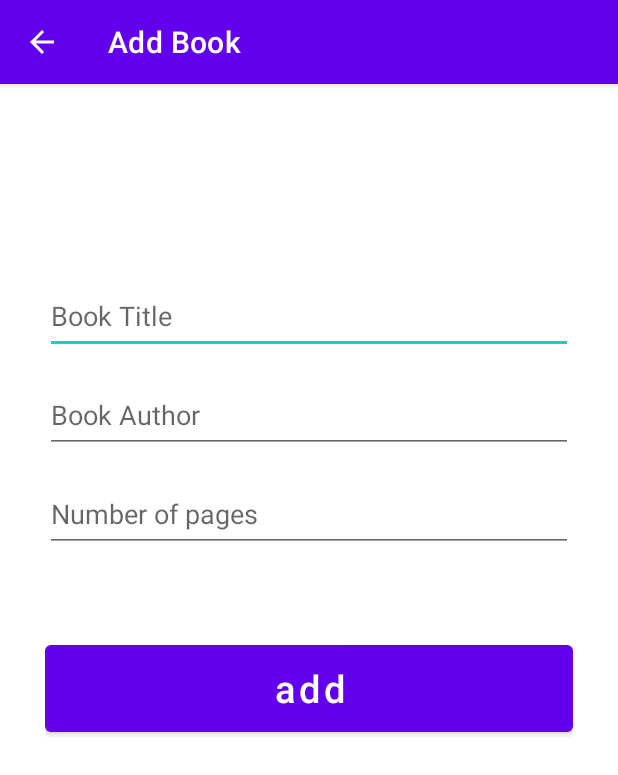
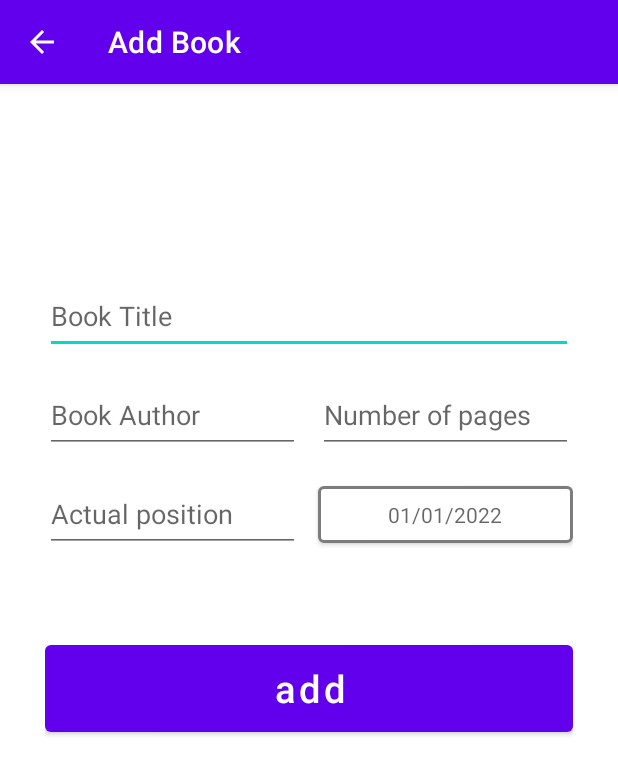
Before and after one commit to LeoLevas/FollowRead, an Android app: the screen it shows after launch (AddActivity), after a tap on "addButton", on a phone screen of 412 x 824 dp. Shown: the top 775 px of the screen. Run offline under Robolectric (Android 15) with nearby library versions, the phone set to English and light mode, and no system bars.

Commit message:
created database entry for book position and date

```diff
--- a/app/src/main/java/com/example/followread/AddActivity.java
+++ b/app/src/main/java/com/example/followread/AddActivity.java
@@ -13,11 +13,13 @@ import android.widget.Button;
 import android.widget.DatePicker;
 import android.widget.EditText;
 
-public class AddActivity extends AppCompatActivity /*implements DatePickerDialog.OnDateSetListener*/{
+public class AddActivity extends AppCompatActivity implements DatePickerDialog.OnDateSetListener{
 
     private Button dateButton;
 
-    EditText title_input, author_input, pages_input;
+    EditText title_input, author_input, pages_input, position_input;
+    public int finished_day, finished_month, finished_year;
+
     Button add_button;
 
     @RequiresApi(api = Build.VERSION_CODES.N)
@@ -29,6 +31,8 @@ public class AddActivity extends AppCompatActivity /*implements DatePickerDialog
         title_input = findViewById(R.id.title_input);
         author_input = findViewById(R.id.author_input);
         pages_input = findViewById(R.id.pages_input);
+        position_input = findViewById(R.id.position_input);
+        dateButton = findViewById(R.id.finishDate_button);
         add_button = findViewById(R.id.add_button);
 
         add_button.setOnClickListener(new View.OnClickListener() {
@@ -37,34 +41,43 @@ public class AddActivity extends AppCompatActivity /*implements DatePickerDialog
                 myDatabaseHelper myDB = new myDatabaseHelper(AddActivity.this);
                 myDB.addBook(title_input.getText().toString().trim(),
                         author_input.getText().toString().trim(),
-                        Integer.parseInt(pages_input.getText().toString().trim()));
+                        Integer.parseInt(pages_input.getText().toString().trim()),
+                        Integer.parseInt(position_input.getText().toString().trim()),
+                        finished_day,
+                        finished_month,
+                        finished_year);
             }
         });
 
-//        dateButton = findViewById(R.id.finishDate_button);
-//        dateButton.setOnClickListener(new View.OnClickListener() {
-//            @Override
-//            public void onClick(View view) {
-//                showDatePickerDialog();
-//            }
-//        });
+        dateButton = findViewById(R.id.finishDate_button);
+        dateButton.setOnClickListener(new View.OnClickListener() {
+            @RequiresApi(api = Build.VERSION_CODES.N)
+            @Override
+            public void onClick(View view) {
+                showDatePickerDialog();
+            }
+        });
     }
 
-//    @RequiresApi(api = Build.VERSION_CODES.N)
-//    private void showDatePickerDialog(){
-//        DatePickerDialog datePickerDialog = new DatePickerDialog(
-//                this,
-//                this,
-//                Calendar.getInstance().get(Calendar.YEAR),
-//                Calendar.getInstance().get(Calendar.MONTH),
-//                Calendar.getInstance().get(Calendar.DAY_OF_MONTH)
-//        );
-//        datePickerDialog.show();
-//    }
-//
-//    @Override
-//    public void onDateSet(DatePicker datePicker, int year, int month, int dayOfMonth) {
-//        String date = dayOfMonth + "/" + month + "/" + year;
-//        dateButton.setText(date);
-//    }
+    //Date dialog code block
+
+    @RequiresApi(api = Build.VERSION_CODES.N)
+    private void showDatePickerDialog(){
+        DatePickerDialog datePickerDialog = new DatePickerDialog(
+                this,
+                this,
+                Calendar.getInstance().get(Calendar.YEAR),
+                Calendar.getInstance().get(Calendar.MONTH),
+                Calendar.getInstance().get(Calendar.DAY_OF_MONTH)
+        );
+        datePickerDialog.show();
+    }
+
+    public void onDateSet(DatePicker datePicker, int year, int month, int dayOfMonth) {
+        String date = dayOfMonth + "/" + (month + 1) + "/" + year;
+        dateButton.setHint(date);
+        finished_day = dayOfMonth;
+        finished_month = month;
+        finished_year = year;
+    }
 }
--- a/app/src/main/java/com/example/followread/CustomAdapter.java
+++ b/app/src/main/java/com/example/followread/CustomAdapter.java
@@ -18,16 +18,28 @@ import java.util.ArrayList;
 public class CustomAdapter extends RecyclerView.Adapter<CustomAdapter.MyViewHolder> {
     private Context context;
     Activity activity;
-    private ArrayList book_id, book_title, book_author, book_pages;
+    private ArrayList book_id, book_title, book_author, book_pages,
+            book_position, book_finished_day, book_finished_month, book_finished_year;
 
-    CustomAdapter(Activity activity, Context context, ArrayList book_id, ArrayList book_title, ArrayList book_author,
-                  ArrayList book_pages){
+    CustomAdapter(Activity activity, Context context,
+                  ArrayList book_id,
+                  ArrayList book_title,
+                  ArrayList book_author,
+                  ArrayList book_pages,
+                  ArrayList book_position,
+                  ArrayList book_finished_day,
+                  ArrayList book_finished_month,
+                  ArrayList book_finished_year){
         this.activity = activity;
         this.context = context;
         this.book_id = book_id;
         this.book_title = book_title;
         this.book_author = book_author;
         this.book_pages = book_pages;
+        this.book_position = book_position;
+        this.book_finished_day = book_finished_day;
+        this.book_finished_month = book_finished_month;
+        this.book_finished_year = book_finished_year;
     }
 
 
@@ -53,6 +65,10 @@ public class CustomAdapter extends RecyclerView.Adapter<CustomAdapter.MyViewHold
                 intent.putExtra("title", String.valueOf(book_title.get(position)));
                 intent.putExtra("author", String.valueOf(book_author.get(position)));
                 intent.putExtra("pages", String.valueOf(book_pages.get(position)));
+                intent.putExtra("position", String.valueOf(book_position.get(position)));
+                intent.putExtra("finished_day", String.valueOf(book_finished_day.get(position)));
+                intent.putExtra("finished_month", String.valueOf(book_finished_month.get(position)));
+                intent.putExtra("finished_year", String.valueOf(book_finished_year.get(position)));
                 activity.startActivityForResult(intent,1);
             }
         });
--- a/app/src/main/java/com/example/followread/MainActivity.java
+++ b/app/src/main/java/com/example/followread/MainActivity.java
@@ -28,7 +28,8 @@ public class MainActivity extends AppCompatActivity {
     FloatingActionButton add_button;
 
     myDatabaseHelper myDB;
-    ArrayList<String> book_id, book_title, book_author, book_pages;
+    ArrayList<String> book_id, book_title, book_author, book_pages,
+    book_position, book_finished_day, book_finished_month, book_finished_year;
     CustomAdapter customAdapter;
 
     @Override
@@ -51,11 +52,16 @@ public class MainActivity extends AppCompatActivity {
         book_title = new ArrayList<>();
         book_author = new ArrayList<>();
         book_pages = new ArrayList<>();
+        book_position = new ArrayList<>();
+        book_finished_day = new ArrayList<>();
+        book_finished_month = new ArrayList<>();
+        book_finished_year = new ArrayList<>();
 
         storeDataInArrays();
 
-        customAdapter = new CustomAdapter(MainActivity.this, this, book_id, book_title, book_author,
-                book_pages);
+        customAdapter = new CustomAdapter(MainActivity.this, this,
+                book_id, book_title, book_author, book_pages, book_position,
+                book_finished_day,book_finished_month, book_finished_year);
         recyclerView.setAdapter(customAdapter);
         recyclerView.setLayoutManager(new LinearLayoutManager(MainActivity.this));
     }
@@ -78,6 +84,10 @@ public class MainActivity extends AppCompatActivity {
                 book_title.add(cursor.getString(1));
                 book_author.add(cursor.getString(2));
                 book_pages.add(cursor.getString(3));
+                book_position.add(cursor.getString(4));
+                book_finished_day.add(cursor.getString(5));
+                book_finished_month.add(cursor.getString(6));
+                book_finished_year.add(cursor.getString(7));
 
             }
         }
--- a/app/src/main/java/com/example/followread/myDatabaseHelper.java
+++ b/app/src/main/java/com/example/followread/myDatabaseHelper.java
@@ -13,13 +13,17 @@ class myDatabaseHelper extends SQLiteOpenHelper {
 
     private Context context;
     private static final String DATABASE_NAME = "BookLibrary.db";
-    private static final int DATABASE_VERSION = 1;
+    private static final int DATABASE_VERSION = 2;
 
     private static final String TABLE_NAME = "my_library";
     private static final String COLUMN_ID = "_id";
     private static final String COLUMN_TITLE = "book_title";
     private static final String COLUMN_AUTHOR = "book_author";
     private static final String COLUMN_PAGES = "book_pages";
+    private static final String COLUMN_POSITION = "book_position";
+    private static final String COLUMN_FINISHED_DAY = "book_finished_day";
+    private static final String COLUMN_FINISHED_MONTH = "book_finished_month";
+    private static final String COLUMN_FINISHED_YEAR = "book_finished_year";
 
 
     myDatabaseHelper(@Nullable Context context) {
@@ -34,7 +38,11 @@ class myDatabaseHelper extends SQLiteOpenHelper {
                     " (" + COLUMN_ID + " INTEGER PRIMARY KEY AUTOINCREMENT, " +
                     COLUMN_TITLE + " TEXT, " +
                     COLUMN_AUTHOR + " TEXT, " +
-                    COLUMN_PAGES + " INTEGER);";
+                    COLUMN_PAGES + " INTEGER, " +
+                    COLUMN_POSITION + " INTEGER, " +
+                    COLUMN_FINISHED_DAY + " INTEGER, " +
+                    COLUMN_FINISHED_MONTH + " INTEGER, " +
+                    COLUMN_FINISHED_YEAR + " INTEGER);";
         db.execSQL(query);
     }
 
@@ -44,13 +52,17 @@ class myDatabaseHelper extends SQLiteOpenHelper {
         onCreate(db);
     }
 
-    void addBook(String title, String author, int pages) {
+    void addBook(String title, String author, int pages, int position,int finished_day, int finished_month, int finished_year) {
         SQLiteDatabase db = this.getWritableDatabase();
         ContentValues cv = new ContentValues();
 
         cv.put(COLUMN_TITLE, title);
         cv.put(COLUMN_AUTHOR, author);
         cv.put(COLUMN_PAGES, pages);
+        cv.put(COLUMN_POSITION, position);
+        cv.put(COLUMN_FINISHED_DAY, finished_day);
+        cv.put(COLUMN_FINISHED_MONTH, finished_month);
+        cv.put(COLUMN_FINISHED_YEAR, finished_year);
         long result = db.insert(TABLE_NAME, null, cv);
         if (result == -1) {
             Toast.makeText(context, "Failed", Toast.LENGTH_SHORT).show();
@@ -70,12 +82,27 @@ class myDatabaseHelper extends SQLiteOpenHelper {
         return cursor;
     }
 
-    void updateData(String row_id, String title, String author, String pages){
+    Cursor getElementFromDB(String element){
+        String query = "SELECT " + element +" FROM " + TABLE_NAME;
+        SQLiteDatabase db = this.getReadableDatabase();
+
+        Cursor cursor = null;
+        if (db != null){
+            cursor = db.rawQuery(query, null);
+        }
+        return cursor;
+    }
+
+    void updateData(String row_id, String title, String author, String pages, String position, String finished_day, String finished_month, String finished_year){
         SQLiteDatabase db = this.getWritableDatabase();
         ContentValues cv = new ContentValues();
         cv.put(COLUMN_TITLE, title);
         cv.put(COLUMN_AUTHOR, author);
         cv.put(COLUMN_PAGES, pages);
+        cv.put(COLUMN_POSITION, position);
+        cv.put(COLUMN_FINISHED_DAY, finished_day);
+        cv.put(COLUMN_FINISHED_MONTH, finished_month);
+        cv.put(COLUMN_FINISHED_YEAR, finished_year);
 
         long result = db.update(TABLE_NAME, cv, "_id=?", new String[]{row_id});
         if(result == -1){
--- a/app/src/main/res/layout/activity_add.xml
+++ b/app/src/main/res/layout/activity_add.xml
@@ -21,29 +21,61 @@
         app:layout_constraintStart_toStartOf="parent"
         app:layout_constraintTop_toTopOf="parent" />
 
+    <Space android:id="@+id/dummy"
+        android:layout_width="0dp"
+        android:layout_height="0dp"
+        android:layout_centerHorizontal="true"
+        android:visibility="invisible"
+        tools:ignore="MissingConstraints"
+        app:layout_constraintStart_toStartOf="parent"
+        app:layout_constraintTop_toBottomOf="@+id/title_input"/>
+
     <EditText
         android:id="@+id/author_input"
-        android:layout_width="match_parent"
+        android:layout_width="170dp"
         android:layout_height="50dp"
         android:layout_marginTop="16dp"
         android:ems="10"
         android:hint="@string/book_author"
         android:inputType="textPersonName"
-        app:layout_constraintEnd_toEndOf="parent"
         app:layout_constraintStart_toStartOf="parent"
-        app:layout_constraintTop_toBottomOf="@+id/title_input" />
+        app:layout_constraintTop_toBottomOf="@+id/dummy" />
 
     <EditText
         android:id="@+id/pages_input"
-        android:layout_width="match_parent"
+        android:layout_width="170dp"
         android:layout_height="50dp"
         android:layout_marginTop="16dp"
         android:ems="10"
         android:hint="@string/number_of_pages"
         android:inputType="textPersonName"
-        app:layout_constraintEnd_toEndOf="parent"
+        app:layout_constraintEnd_toEndOf="@+id/title_input"
+        app:layout_constraintTop_toBottomOf="@+id/dummy" />
+
+    <EditText
+        android:id="@+id/position_input"
+        android:layout_width="170dp"
+        android:layout_height="50dp"
+        android:layout_marginTop="16dp"
+        android:ems="10"
+        android:hint="@string/actual_position"
+        android:inputType="textPersonName"
+        style="@style/Widget.AppCompat.EditText"
         app:layout_constraintStart_toStartOf="parent"
         app:layout_constraintTop_toBottomOf="@+id/author_input" />
+
+    <Button
+        android:id="@+id/finishDate_button"
+        android:layout_width="170dp"
+        android:layout_height="50dp"
+        android:layout_marginTop="16dp"
+        android:hint="01/01/2022"
+        android:backgroundTint="#fff"
+        app:strokeColor="#7C7C7C"
+        app:strokeWidth="2dp"
+        style="@android:style/Widget.DatePicker"
+        app:layout_constraintStart_toStartOf="@+id/pages_input"
+        app:layout_constraintTop_toBottomOf="@+id/pages_input"/>
 
     <Button
         android:id="@+id/add_button"
@@ -56,5 +88,5 @@
         app:layout_constraintEnd_toEndOf="parent"
         app:layout_constraintHorizontal_bias="0.51"
         app:layout_constraintStart_toStartOf="parent"
-        app:layout_constraintTop_toBottomOf="@+id/pages_input" />
+        app:layout_constraintTop_toBottomOf="@+id/position_input" />
 </androidx.constraintlayout.widget.ConstraintLayout>
```
Also changed, not shown: app/src/main/java/com/example/followread/UpdateActivity.java (+39 -7 lines), app/src/main/res/layout/activity_update.xml (+3 -5 lines).
